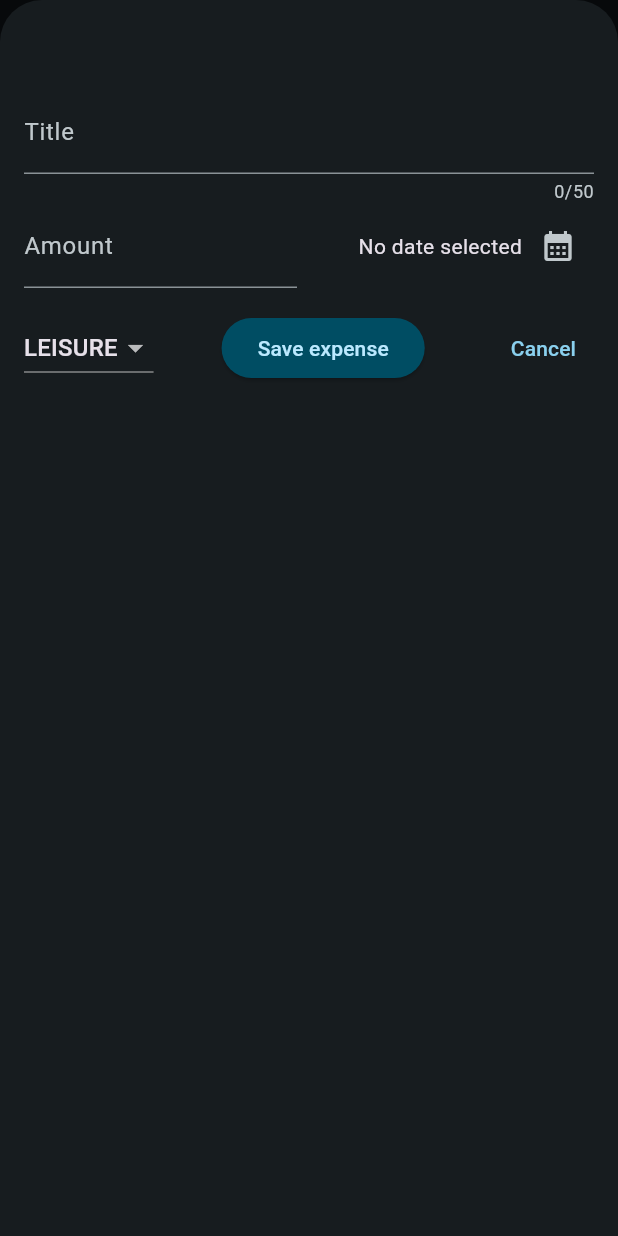
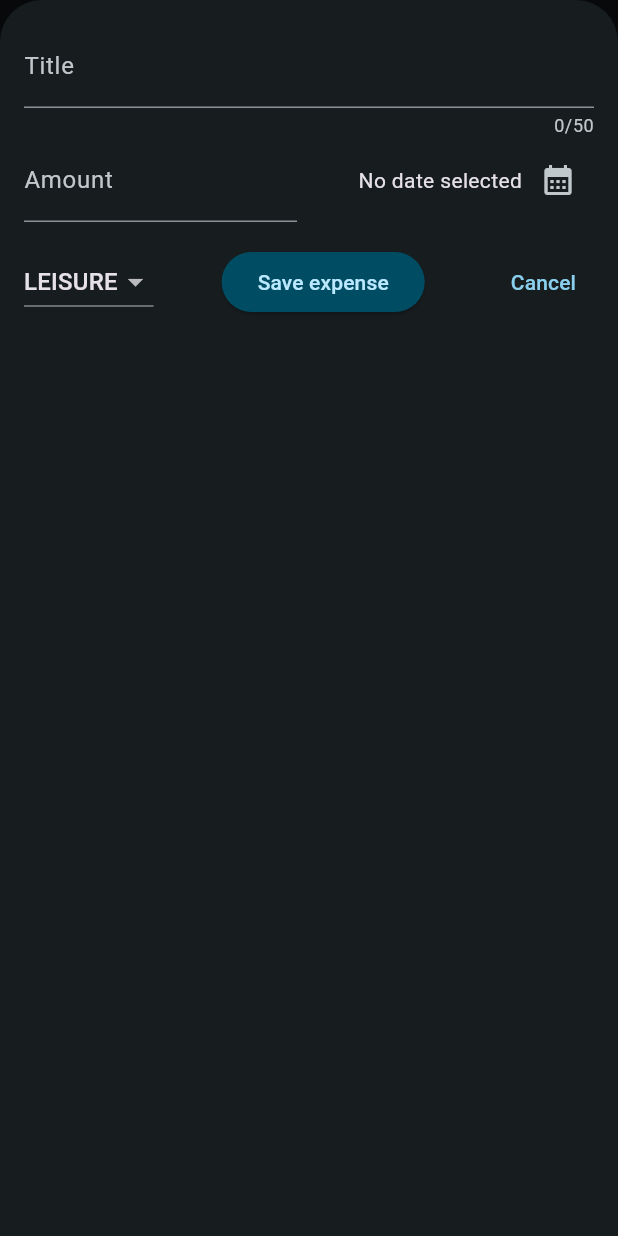
Before and after one commit to WojciechGalecki/expense_tracker, a Flutter app: the screen it shows after launch, after a tap on the "add" icon, on a phone screen of 412 x 824 dp. Run offline on Flutter 3.47's test engine with Material 3 defaults, Android fonts, the phone set to English and light mode, and no system bars.

Commit message:
responsive

```diff
--- a/lib/main.dart
+++ b/lib/main.dart
@@ -50,9 +50,8 @@ void main() {
         ),
         elevatedButtonTheme: ElevatedButtonThemeData(
           style: ElevatedButton.styleFrom(
-            backgroundColor: kDarkColorScheme.primaryContainer,
-            foregroundColor: kDarkColorScheme.onPrimaryContainer
-          ),
+              backgroundColor: kDarkColorScheme.primaryContainer,
+              foregroundColor: kDarkColorScheme.onPrimaryContainer),
         ),
       ),
       themeMode: ThemeMode.dark, // default - system
--- a/lib/widgets/expenses.dart
+++ b/lib/widgets/expenses.dart
@@ -3,6 +3,8 @@ import 'package:expense_tracker/widgets/expenses_list/expenses_list.dart';
 import 'package:expense_tracker/models/expense.dart';
 import 'package:expense_tracker/widgets/new_expense.dart';
 import 'package:flutter/material.dart';
+
+const maxPortraitModeWidth = 600;
 
 class Expenses extends StatefulWidget {
   const Expenses({super.key});
@@ -31,6 +33,8 @@ class _ExpensesState extends State<Expenses> {
 
   @override
   Widget build(BuildContext context) {
+    final width = MediaQuery.of(context).size.width;
+
     Widget mainContent =
         const Center(child: Text('No expenses. Add something'));
 
@@ -51,9 +55,18 @@ class _ExpensesState extends State<Expenses> {
           ),
         ],
       ),
-      body: Column(
+      body: width < maxPortraitModeWidth
+          ? Column(
               children: [
                 Chart(expenses: _expenses),
+                Expanded(
+                  child: mainContent,
+                ),
+              ],
+            )
+          : Row(
+              children: [
+                Expanded(child: Chart(expenses: _expenses)),
                 Expanded(
                   child: mainContent,
                 ),
@@ -64,6 +77,7 @@ class _ExpensesState extends State<Expenses> {
 
   void _showAddExpense() {
     showModalBottomSheet(
+      useSafeArea: true,
       isScrollControlled: true,
       context: context,
       builder: (ctx) => NewExpense(onAddExpense: _addExpense),
--- a/lib/widgets/new_expense.dart
+++ b/lib/widgets/new_expense.dart
@@ -28,10 +28,46 @@ class _NewExpenseState extends State<NewExpense> {
 
   @override
   Widget build(BuildContext context) {
-    return Padding(
-      padding: const EdgeInsets.fromLTRB(16, 60, 16, 16),
+    final keyboardSpace = MediaQuery.of(context).viewInsets.bottom;
+
+    return LayoutBuilder(builder: (ctx, constraints) {
+      final width = constraints.maxWidth;
+
+      return SizedBox(
+        height: double.infinity,
+        child: SingleChildScrollView(
+          child: Padding(
+            padding: EdgeInsets.fromLTRB(16, 16, 16, keyboardSpace + 16),
             child: Column(
               children: [
+                if (width >= 600)
+                  Row(
+                    crossAxisAlignment: CrossAxisAlignment.start,
+                    children: [
+                      Expanded(
+                        child: TextField(
+                          controller: _titleController,
+                          maxLength: 50,
+                          decoration: const InputDecoration(
+                            label: Text('Title'),
+                          ),
+                        ),
+                      ),
+                      const SizedBox(width: 24),
+                      Expanded(
+                        child: TextField(
+                          controller: _amountController,
+                          keyboardType: const TextInputType.numberWithOptions(
+                              decimal: true),
+                          decoration: const InputDecoration(
+                            prefixText: '\$ ',
+                            label: Text('Amount'),
+                          ),
+                        ),
+                      ),
+                    ],
+                  )
+                else
                   TextField(
                     controller: _titleController,
                     maxLength: 50,
@@ -44,8 +80,8 @@ class _NewExpenseState extends State<NewExpense> {
                     Expanded(
                       child: TextField(
                         controller: _amountController,
-                  keyboardType:
-                      const TextInputType.numberWithOptions(decimal: true),
+                        keyboardType: const TextInputType.numberWithOptions(
+                            decimal: true),
                         decoration: const InputDecoration(
                           prefixText: '\$ ',
                           label: Text('Amount'),
@@ -99,7 +135,10 @@ class _NewExpenseState extends State<NewExpense> {
                 )
               ],
             ),
+          ),
+        ),
       );
+    });
   }
 
   void _showDatePicker() async {
```
Lines whose indentation alone changed are shown as unchanged.
